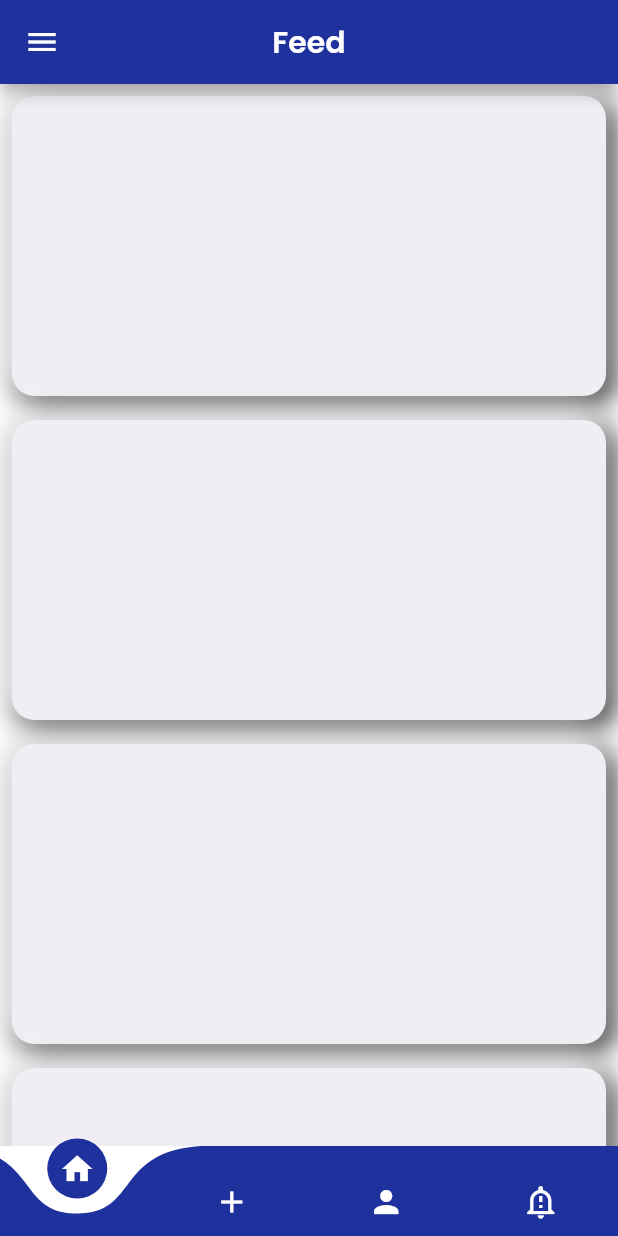
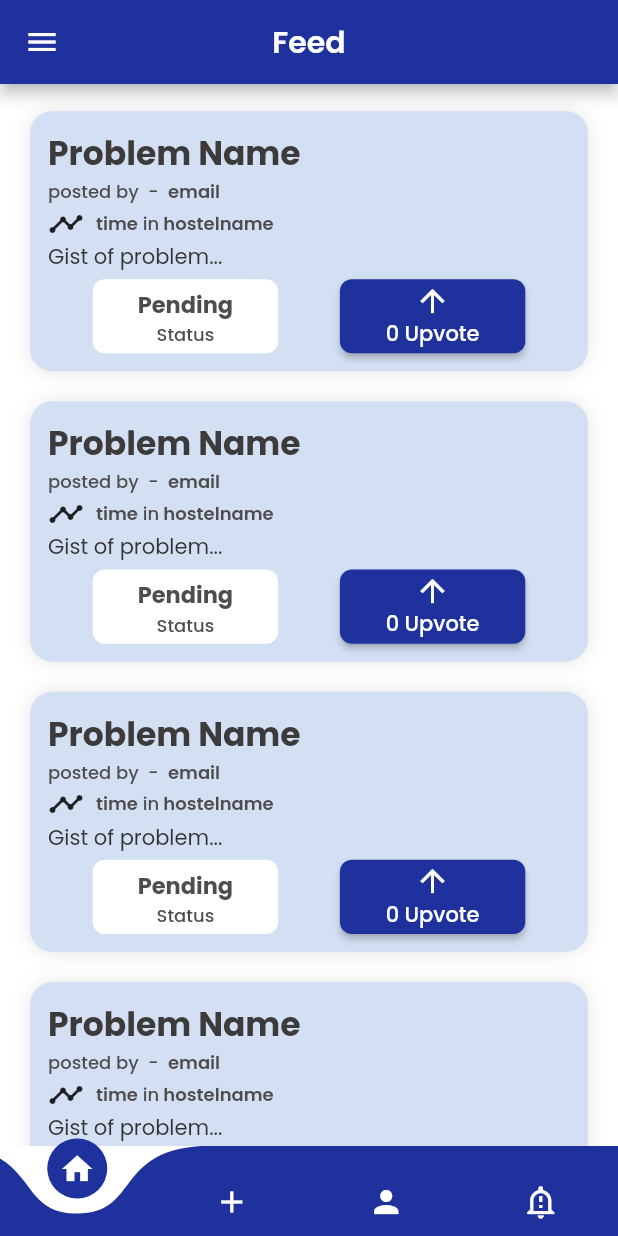
Before and after one commit to Vinayak9307/Querium, a Flutter app: the screen it shows once a user with an empty profile is signed in, on a phone screen of 412 x 824 dp. Run offline on Flutter 3.47's test engine with Material 2 defaults, Android fonts, the phone set to English and light mode, and no system bars; drawn by our look-alikes of curved_navigation_bar; our stand-ins replace cloud_firestore, firebase_auth, firebase_core, firebase_storage, flutter_svg, google_fonts and 2 more; accounts and stored records are empty.

Commit message:
post card added

```diff
--- /dev/null
+++ b/lib/utils/post_card.dart
@@ -0,0 +1,184 @@
+import 'package:flutter/material.dart';
+import 'package:querium/utils/global_colors.dart';
+
+class PostCardView extends StatefulWidget {
+  const PostCardView({super.key});
+
+  @override
+  State<PostCardView> createState() => _PostCardViewState();
+}
+
+class _PostCardViewState extends State<PostCardView> {
+  int _voteCount = 0;
+
+  @override
+  Widget build(BuildContext context) {
+    return Padding(
+      padding: const EdgeInsets.fromLTRB(20, 10, 20, 10),
+      child: SizedBox(
+        child: InkWell(
+          onTap: () {
+            print("card tapped.");
+          },
+          child: Container(
+            padding: const EdgeInsets.all(12),
+            width: double.infinity,
+            decoration: BoxDecoration(
+              borderRadius: BorderRadius.circular(15),
+              color: const Color.fromARGB(255, 211, 223, 243),
+                boxShadow: [
+                BoxShadow(
+                  color: Colors.black.withOpacity(0.1),
+                  blurRadius: 10,
+                )
+              ]
+            ),
+            child: Column(
+              children: [
+                Container(
+                  alignment: Alignment.centerLeft,
+                  child: const Text(
+                    "Problem Name",
+                    textAlign: TextAlign.start,
+                    style: TextStyle(
+                      fontSize: 22,
+                      color: Color.fromARGB(255, 60, 58, 58),
+                      fontWeight: FontWeight.w700,
+                    ),
+                  ),
+                ),
+                Row(
+                  children: const [
+                    Text(
+                      "posted by  -  ",
+                      textAlign: TextAlign.start,
+                      style: TextStyle(
+                        fontSize: 12,
+                        color: Color.fromARGB(255, 78, 76, 76),
+                        fontWeight: FontWeight.w500,
+                      ),
+                    ),
+                    Text(
+                      "email",
+                      textAlign: TextAlign.start,
+                      style: TextStyle(
+                        fontSize: 12,
+                        color: Color.fromARGB(255, 78, 76, 76),
+                        fontWeight: FontWeight.w600,
+                      ),
+                    ),
+                  ],
+                ),
+                Row(
+                  children: const [
+                    Icon(Icons.timeline),
+                    SizedBox(width: 8,),
+                    Text(
+                      "time",
+                      textAlign: TextAlign.start,
+                      style: TextStyle(
+                        fontSize: 12,
+                        color: Color.fromARGB(255, 78, 76, 76),
+                        fontWeight: FontWeight.w600,
+                      ),
+                    ),
+                    Text(
+                      " in",
+                      textAlign: TextAlign.start,
+                      style: TextStyle(
+                        fontSize: 12,
+                        color: Color.fromARGB(255, 78, 76, 76),
+                        fontWeight: FontWeight.w500,
+                      ),
+                    ),
+                    Text(
+                      " hostelname",
+                      textAlign: TextAlign.start,
+                      style: TextStyle(
+                        fontSize: 12,
+                        color: Color.fromARGB(255, 78, 76, 76),
+                        fontWeight: FontWeight.w600,
+                      ),
+                    ),
+                  ],
+                ),
+                Container(
+                  alignment: Alignment.centerLeft,
+                  child: const Text(
+                    "Gist of problem...",
+                    textAlign: TextAlign.start,
+                    style: TextStyle(
+                      fontSize: 14,
+                      color: Color.fromARGB(255, 52, 51, 51),
+                      fontWeight: FontWeight.w400,
+                    ),
+                  ),
+                ),
+                SizedBox(height: MediaQuery.of(context).size.height*0.005,),
+                Row(
+                  mainAxisAlignment: MainAxisAlignment.center,
+                  children: [
+                    Container(
+                      height: MediaQuery.of(context).size.width*0.12,
+                      width: MediaQuery.of(context).size.width*0.3,
+                      padding: const EdgeInsets.all(3),
+                      decoration: BoxDecoration(
+                        borderRadius: BorderRadius.circular(8),
+                        color: Colors.white,
+                      ),
+                      child: Column(
+                        mainAxisAlignment: MainAxisAlignment.end,
+                        children: const [
+                          Text(
+                            "Pending",
+                            textAlign: TextAlign.start,
+                            style: TextStyle(
+                              fontSize: 15,
+                              color: Color.fromARGB(255, 78, 76, 76),
+                              fontWeight: FontWeight.w700,
+                            ),
+                          ),
+                          //SizedBox(height: MediaQuery.of(context).size.height*0.015,),
+                          Text(
+                            "Status",
+                            textAlign: TextAlign.start,
+                            style: TextStyle(
+                              fontSize: 12,
+                              color: Color.fromARGB(255, 78, 76, 76),
+                              fontWeight: FontWeight.w500,
+                            ),
+                          ),
+                        ],
+                      ),
+                    ),
+                    SizedBox(width: MediaQuery.of(context).size.width*0.1,),
+                    SizedBox(
+                      width: MediaQuery.of(context).size.width*0.3,
+                      height: MediaQuery.of(context).size.width*0.12,
+                      //color: Colors.orange,
+                      child: ElevatedButton(
+                        onPressed: () {
+                          setState(() {
+                            _voteCount++;
+                          });
+                        },
+                        style: ElevatedButton.styleFrom(backgroundColor: GlobalColor.mainColor, shape: RoundedRectangleBorder(borderRadius: BorderRadius.circular(8))),
+                        child: Column(
+                          mainAxisAlignment: MainAxisAlignment.center,
+                          children: [
+                            const Icon(Icons.arrow_upward),
+                            Text("$_voteCount Upvote",)
+                          ],
+                        ),
+                      ),
+                    )
+                  ],
+                ),
+              ],
+            ),
+          ),
+        )
+      ),
+    );
+  }
+}
--- a/lib/views/student_home_screen.dart
+++ b/lib/views/student_home_screen.dart
@@ -1,6 +1,7 @@
 import 'package:flutter/material.dart';
 import 'package:provider/provider.dart';
 import 'package:querium/utils/global_colors.dart';
+import 'package:querium/utils/post_card.dart';
 import 'package:querium/views/drawer.dart';
 import 'package:querium/views/main_feed.dart';
 import 'package:querium/providers/user_provider.dart';
@@ -47,11 +48,14 @@ class _StudentHomeScreenState extends State<StudentHomeScreen> {
         //automaticallyImplyLeading: false,
       ),
       backgroundColor: Colors.white,
-      body: ListView.builder(
-        itemCount: post.length,
-        itemBuilder: (context, index) {
-          return const Post();
-        },
+      body: Padding(
+        padding: const EdgeInsets.only(top: 8.0),
+        child: ListView.builder(
+          itemCount: post.length,
+          itemBuilder: (context, index) {
+            return const PostCardView();
+          },
+        ),
       ),
       drawer: Drawer(
         child: SingleChildScrollView(
```
Also changed, not shown: lib/utils/utils.dart (+3 -4 lines), lib/views/about_page_view.dart (+27 -27 lines), lib/views/file_complaint.dart (+1 -33 lines).
